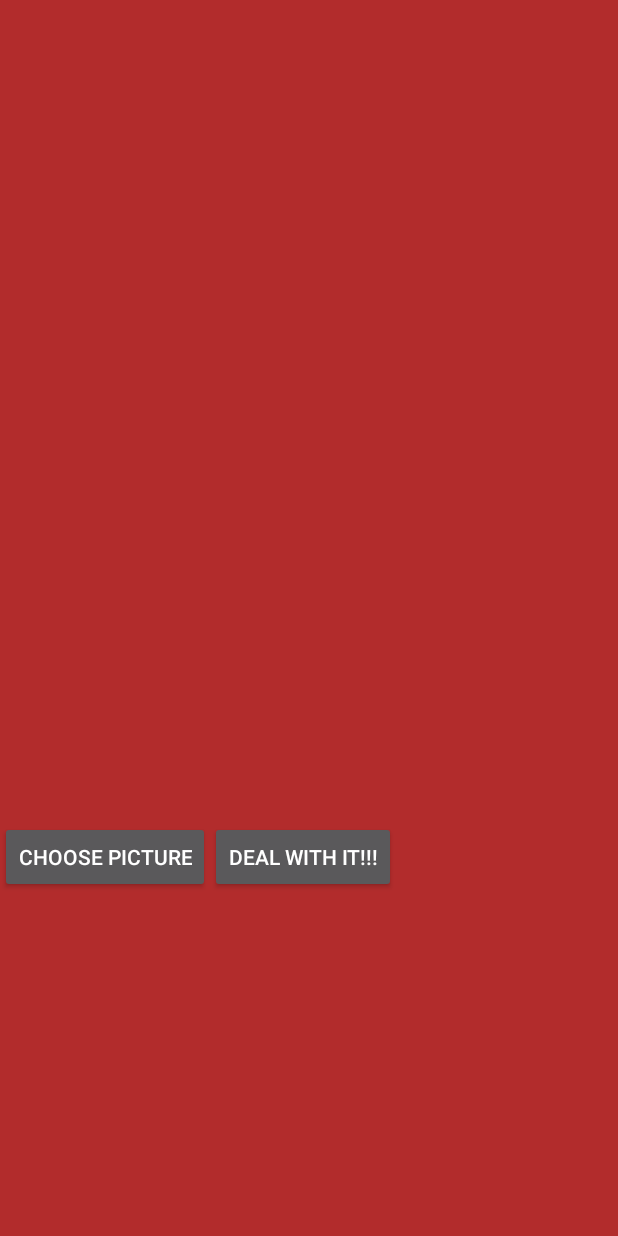
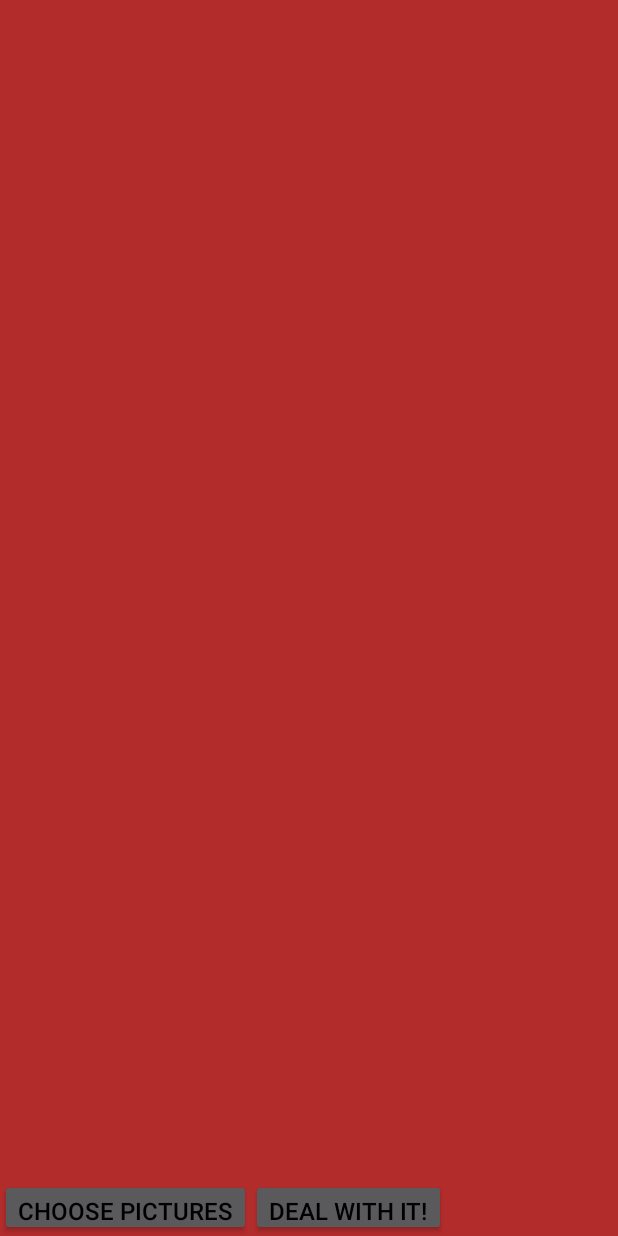
Before and after one commit to Cbrennem/dealwithit, an Android app: the screen it shows after launch (MainActivity), on a phone screen of 412 x 824 dp. Run offline under Robolectric (Android 15) with nearby library versions, the phone set to English and light mode, and no system bars.

Commit message:
Mute Music onPause and Fixed Layout Issue with navigation bar

```diff
--- a/app/src/main/java/com/example/threegnome/dealwithit/MainActivity.java
+++ b/app/src/main/java/com/example/threegnome/dealwithit/MainActivity.java
@@ -65,6 +65,18 @@ public class MainActivity extends AppCompatActivity  {
     MediaPlayer mediaPlayerParty;
 
     List<ImageView> listImgviewGlasses;
+
+    @Override
+    protected void onPause() {
+        super.onPause();
+        mediaPlayerParty.setVolume(0, 0);
+    }
+
+    @Override
+    protected void onResume() {
+        super.onResume();
+        mediaPlayerParty.setVolume(1,1);
+    }
 
     @Override
     protected void onCreate(Bundle savedInstanceState) {
--- a/app/src/main/res/layout/activity_main.xml
+++ b/app/src/main/res/layout/activity_main.xml
@@ -3,16 +3,18 @@
     xmlns:tools="http://schemas.android.com/tools"
     android:id="@+id/mainLayout"
     android:orientation="vertical"
-    android:layout_width="match_parent"
-    android:layout_height="match_parent"
+    android:layout_width="wrap_content"
+    android:layout_height="wrap_content"
     tools:context="com.example.threegnome.dealwithit.MainActivity"
     android:background="#b22c2c"
-    android:weightSum="1">
+    android:weightSum="1"
+    android:fitsSystemWindows="true">
 
     <RelativeLayout
         android:id="@+id/pictureLayout"
         android:layout_width="match_parent"
-        android:layout_height="547dp">
+        android:layout_height="0dp"
+        android:layout_weight=".8">
 
         <ImageView
             android:layout_width="match_parent"
@@ -37,19 +39,26 @@
     <LinearLayout
         android:orientation="horizontal"
         android:layout_width="match_parent"
-        android:layout_height="wrap_content">
+        android:layout_weight="0.2"
+        android:layout_height="0dp">
 
         <Button
             android:layout_width="wrap_content"
             android:layout_height="wrap_content"
-            android:text="Choose Picture"
+            android:gravity="center"
+            android:text="@string/btn_choosepic"
             android:onClick="onClickChoosePhoto"
+            android:textSize="16sp"
+            android:textColor="@color/black"
             android:id="@+id/btnPic" />
 
         <Button
             android:layout_width="wrap_content"
             android:layout_height="wrap_content"
-            android:text="Deal with it!!!"
+            android:gravity="center"
+            android:text="@string/btn_dealwithit"
+            android:textColor="@color/black"
+            android:textSize="16sp"
             android:onClick="onAnimate"
             android:id="@+id/btnAnimate" />
     </LinearLayout>
--- a/app/src/main/res/values/colors.xml
+++ b/app/src/main/res/values/colors.xml
@@ -10,5 +10,6 @@
     <color name="blue">#0000ff</color>
     <color name="violet">#551a8b</color>
     <color name="darkred">#b22c2c</color>
+    <color name="black">#000000</color>
 
 </resources>
--- a/app/src/main/res/values/strings.xml
+++ b/app/src/main/res/values/strings.xml
@@ -1,3 +1,5 @@
 <resources>
     <string name="app_name">Deal with it!</string>
+    <string name="btn_choosepic">Choose Pictures</string>
+    <string name="btn_dealwithit">Deal with it!</string>
 </resources>
```
